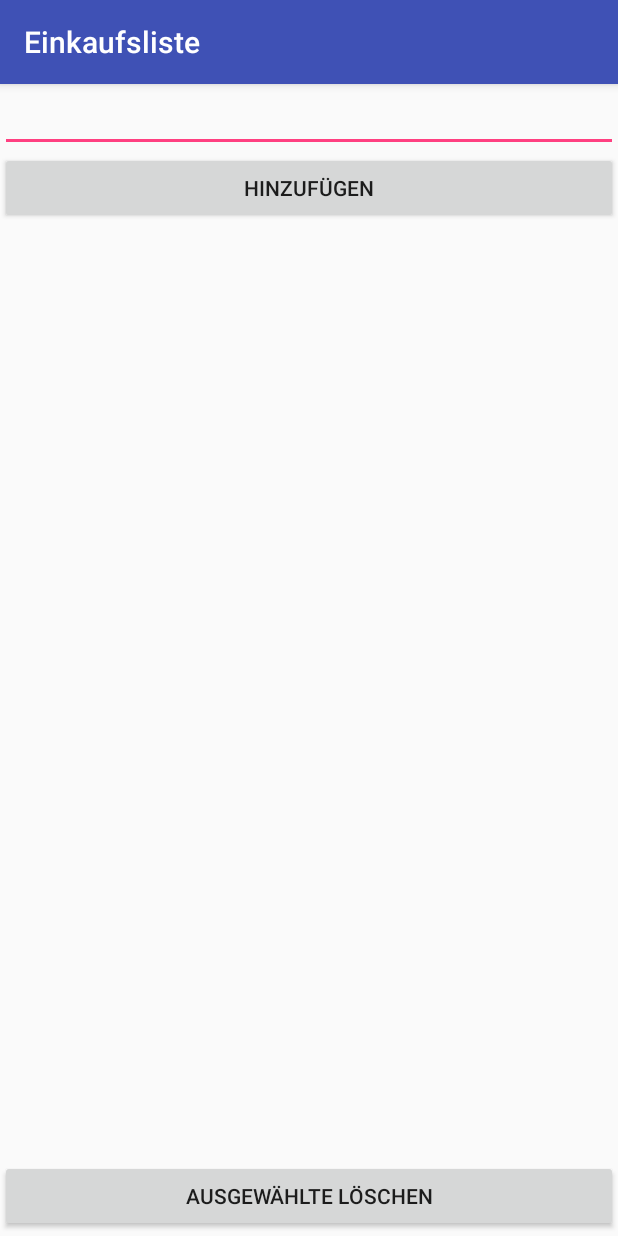
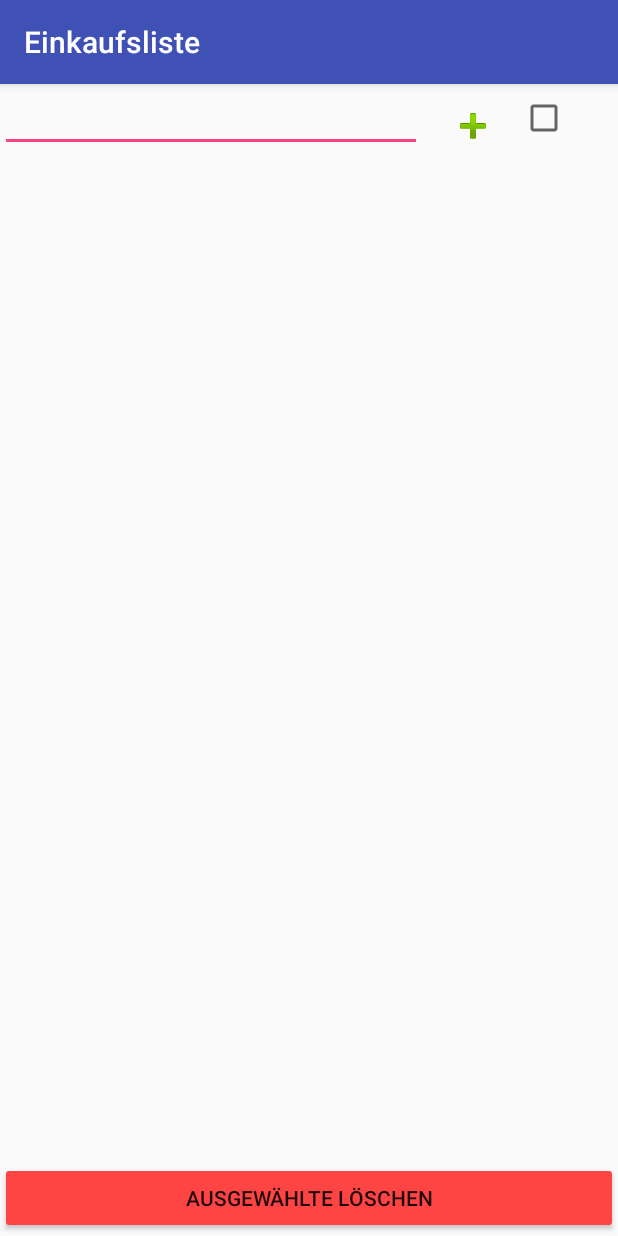
Before and after one commit to fabianmueller1997/Einkaufsliste, an Android app: the screen it shows after launch (MainActivity), on a phone screen of 412 x 824 dp. Run offline under Robolectric (Android 15) with nearby library versions, the phone set to English and light mode, and no system bars.

Commit message:
selectAll button added, layout optimisations

```diff
--- a/app/src/main/java/de/fabian/einkaufsliste/MainActivity.java
+++ b/app/src/main/java/de/fabian/einkaufsliste/MainActivity.java
@@ -4,9 +4,12 @@ import android.support.v7.app.AppCompatActivity;
 import android.os.Bundle;
 import android.util.SparseBooleanArray;
 import android.view.View;
+import android.widget.AdapterView;
 import android.widget.ArrayAdapter;
 import android.widget.Button;
+import android.widget.CheckBox;
 import android.widget.EditText;
+import android.widget.ImageButton;
 import android.widget.ListView;
 import android.widget.Toast;
 
@@ -14,12 +17,13 @@ import java.util.ArrayList;
 
 public class MainActivity extends AppCompatActivity
 {
-    Button add;
+    ImageButton add;
     ArrayList<String> addArray = new ArrayList<>();
     EditText txt;
     ListView lv;
     ArrayAdapter<String> adapter;
     Button delete;
+    CheckBox selectAll;
 
     @Override
     protected void onCreate(Bundle savedInstanceState)
@@ -28,15 +32,17 @@ public class MainActivity extends AppCompatActivity
         setContentView(R.layout.activity_main);
 
         txt = (EditText)findViewById(R.id.textInput);
+        selectAll = (CheckBox) findViewById(R.id.checkboxSelect);
         lv = (ListView)findViewById(R.id.listView);
         lv.setChoiceMode(ListView.CHOICE_MODE_MULTIPLE);
         delete = (Button)findViewById(R.id.buttonDelete);
         adapter = new ArrayAdapter<>(MainActivity.this, android.R.layout.simple_list_item_multiple_choice, addArray);
         lv.setAdapter(adapter);
-        add = (Button)findViewById(R.id.buttonAdd);
+        final SparseBooleanArray checkedPositions = lv.getCheckedItemPositions();
+        add = (ImageButton)findViewById(R.id.buttonAdd);
         add.setOnClickListener(new View.OnClickListener()
         {
-            @Override
+            @ Override
             public void onClick(View view)
             {
                 String getInput = txt.getText().toString();
@@ -53,6 +59,7 @@ public class MainActivity extends AppCompatActivity
                     lv.setAdapter(adapter);
                     ((EditText) findViewById(R.id.textInput)).setText("");
                     adapter.notifyDataSetChanged();
+                    selectAll.setChecked(false);
                 }
             }
         });
@@ -76,6 +83,7 @@ public class MainActivity extends AppCompatActivity
                     }
                     checkedPositions.clear();
                     lv.invalidateViews();
+                    selectAll.setChecked(false);
                 }
                 else
                 {
@@ -83,5 +91,34 @@ public class MainActivity extends AppCompatActivity
                 }
             }
         });
+
+        selectAll.setOnClickListener(new View.OnClickListener()
+        {
+            @Override
+            public void onClick(View v)
+            {
+                for (int i = 0; i < lv.getCount(); i++)
+                {
+                    checkedPositions.put(i, selectAll.isChecked());
+                }
+                lv.invalidateViews();
+            }
+        });
+
+        lv.setOnItemClickListener(new AdapterView.OnItemClickListener()
+        {
+            @Override
+            public void onItemClick(AdapterView<?> parent, View view, int position, long id)
+            {
+                if (lv.getCheckedItemCount() == lv.getCount())
+                {
+                    selectAll.setChecked(true);
+                }
+                else
+                {
+                    selectAll.setChecked(false);
+                }
+            }
+        });
     }
 }
--- a/app/src/main/res/layout/activity_main.xml
+++ b/app/src/main/res/layout/activity_main.xml
@@ -1,6 +1,7 @@
 <?xml version="1.0" encoding="utf-8"?>
 <android.widget.LinearLayout
     xmlns:android="http://schemas.android.com/apk/res/android"
+    xmlns:app="http://schemas.android.com/apk/res-auto"
     xmlns:tools="http://schemas.android.com/tools"
     android:layout_width="match_parent"
     android:layout_height="match_parent"
@@ -8,19 +9,40 @@
     android:orientation="vertical"
     android:weightSum="1">
 
-    <EditText
-        android:id="@+id/textInput"
+    <LinearLayout
         android:layout_width="match_parent"
         android:layout_height="wrap_content"
-        android:ems="10"
-        android:inputType="textPersonName"
-        />
+        android:orientation="horizontal">
 
-    <Button
-        android:id="@+id/buttonAdd"
-        android:layout_width="match_parent"
-        android:layout_height="wrap_content"
-        android:text="@string/add"/>
+        <EditText
+            android:id="@+id/textInput"
+            android:layout_width="250dp"
+            android:layout_height="match_parent"
+            android:layout_weight="1"
+            android:ems="10"
+            android:inputType="textPersonName"
+            android:paddingTop="10dp"/>
+
+        <ImageButton
+            android:id="@+id/buttonAdd"
+            android:layout_width="wrap_content"
+            android:layout_height="match_parent"
+            android:layout_weight="1"
+            android:background="@null"
+            android:paddingLeft="2dp"
+            android:paddingTop="10dp"
+            app:srcCompat="@android:drawable/ic_input_add"/>
+
+        <CheckBox
+            android:id="@+id/checkboxSelect"
+            android:layout_width="wrap_content"
+            android:layout_height="match_parent"
+            android:layout_gravity="bottom|end"
+            android:layout_weight="1"
+            android:paddingRight="2dp"
+            android:paddingTop="10dp"
+            android:visibility="visible"/>
+    </LinearLayout>
 
     <ListView
         android:id="@+id/listView"
@@ -33,6 +55,7 @@
         android:id="@+id/buttonDelete"
         android:layout_width="match_parent"
         android:layout_height="wrap_content"
+        android:backgroundTint="@android:color/holo_red_light"
         android:text="@string/delete"/>
 
 </android.widget.LinearLayout>
```
